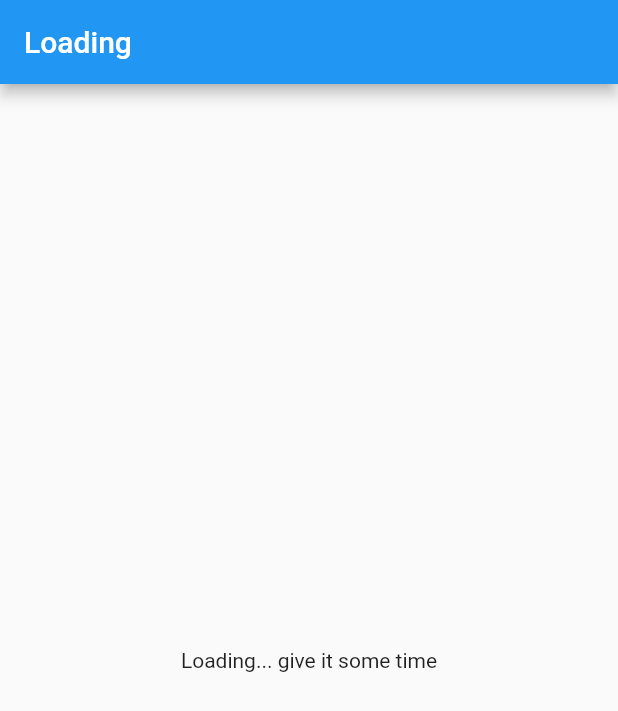
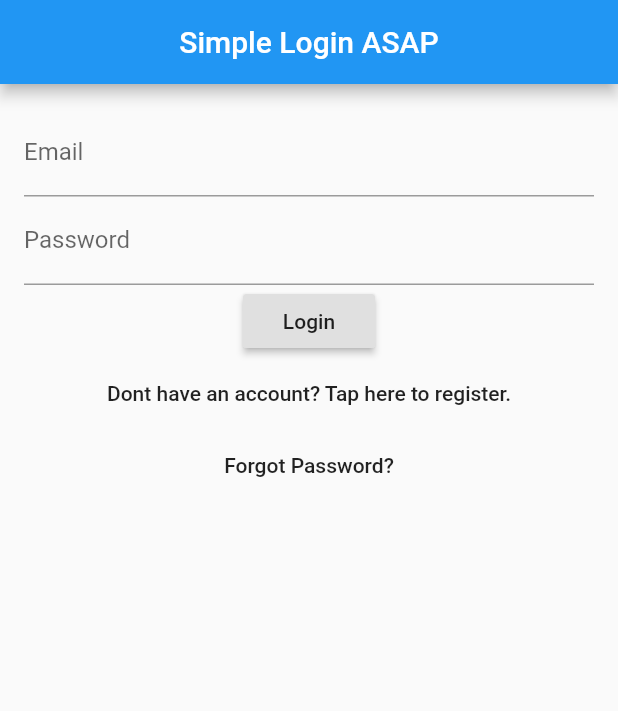
Before and after one commit to Salih69R/musers, a Flutter app: the screen it shows after launch, on a phone screen of 412 x 824 dp. Shown: the top 711 px of the screen. Run offline on Flutter 3.47's test engine with Material 2 defaults, Android fonts, the light colour scheme and no system bars.

Commit message:
basic skeleton login screen (only UI)

```diff
--- a/lib/main.dart
+++ b/lib/main.dart
@@ -1,5 +1,6 @@
 import 'package:flutter/material.dart';
 import 'package:musers/screens/loading_screen.dart';
+import 'package:musers/screens/login_screen.dart';
 import 'screens/register_screen.dart';
 
 void main() {
@@ -28,9 +29,8 @@ class MyHomePage extends StatefulWidget {
 }
 
 class _MyHomePageState extends State<MyHomePage> {
-
   @override
   Widget build(BuildContext context) {
-    return LoadingScreen();
+    return LoginScreen();
   }
 }
--- a/lib/screens/login_screen.dart
+++ b/lib/screens/login_screen.dart
@@ -1,3 +1,174 @@
+import 'package:flutter/material.dart';
+
+void main() => runApp(new MyApp());
+
+class MyApp extends StatelessWidget {
+  @override
+  Widget build(BuildContext context) {
+    return new MaterialApp(
+      title: 'Login Demo Asap',
+      theme: new ThemeData(primarySwatch: Colors.red),
+      home: new LoginScreen(),
+    );
+  }
+}
+
+class LoginScreen extends StatefulWidget {
+  @override
+  State<StatefulWidget> createState() => new _LoginScreenState();
+}
+
+// Used for controlling whether the user is loggin or creating an account
+enum FormType { login, register }
+
+class _LoginScreenState extends State<LoginScreen> {
+  final TextEditingController _emailFilter = new TextEditingController();
+  final TextEditingController _passwordFilter = new TextEditingController();
+  String _email = "";
+  String _password = "";
+  FormType _form = FormType
+      .login; // our default setting is to login, and we should switch to creating an account when the user chooses to
+
+  _LoginScreenState() {
+    _emailFilter.addListener(_emailListen);
+    _passwordFilter.addListener(_passwordListen);
+  }
+
+  void _emailListen() {
+    if (_emailFilter.text.isEmpty) {
+      _email = "";
+    } else {
+      _email = _emailFilter.text;
+    }
+  }
+
+  void _passwordListen() {
+    if (_passwordFilter.text.isEmpty) {
+      _password = "";
+    } else {
+      _password = _passwordFilter.text;
+    }
+  }
+
+  // Swap in between our two forms, registering and logging in
+  void _formChange() async {
+    setState(() {
+      if (_form == FormType.register) {
+        _form = FormType.login;
+      } else {
+        _form = FormType.register;
+      }
+    });
+  }
+
+  @override
+  Widget build(BuildContext context) {
+    return new Scaffold(
+      appBar: _buildBar(context),
+      body: new Container(
+        padding: EdgeInsets.all(16.0),
+        child: new Column(
+          children: <Widget>[
+            _buildTextFields(),
+            _buildButtons(),
+          ],
+        ),
+      ),
+    );
+  }
+
+  AppBar _buildBar(BuildContext context) {
+    return new AppBar(
+      title: new Text("Simple Login ASAP"),
+      centerTitle: true,
+    );
+  }
+
+  Widget _buildTextFields() {
+    return new Container(
+      child: new Column(
+        children: <Widget>[
+          new Container(
+            child: new TextField(
+              controller: _emailFilter,
+              decoration: new InputDecoration(labelText: 'Email'),
+            ),
+          ),
+          new Container(
+            child: new TextField(
+              controller: _passwordFilter,
+              decoration: new InputDecoration(labelText: 'Password'),
+              obscureText: true,
+            ),
+          )
+        ],
+      ),
+    );
+  }
+
+  Widget _buildButtons() {
+    if (_form == FormType.login) {
+      return new Container(
+        child: new Column(
+          children: <Widget>[
+            new RaisedButton(
+              child: new Text('Login'),
+              onPressed: _loginPressed,
+            ),
+            new FlatButton(
+              child: new Text('Dont have an account? Tap here to register.'),
+              onPressed: _formChange,
+            ),
+            new FlatButton(
+              child: new Text('Forgot Password?'),
+              onPressed: _passwordReset,
+            )
+          ],
+        ),
+      );
+    } else {
+      return new Container(
+        child: new Column(
+          children: <Widget>[
+            new RaisedButton(
+              child: new Text('Create an Account'),
+              onPressed: _createAccountPressed,
+            ),
+            new FlatButton(
+              child: new Text('Have an account? Click here to login.'),
+              onPressed: _formChange,
+            )
+          ],
+        ),
+      );
+    }
+  }
+
+  // These functions can self contain any user auth logic required, they all have access to _email and _password
+
+  void _loginPressed() {
+    print('The user wants to login with $_email and $_password');
+  }
+
+  void _createAccountPressed() {
+    print('The user wants to create an accoutn with $_email and $_password');
+  }
+
+  void _passwordReset() {
+    print("The user wants a password reset request sent to $_email");
+  }
+}
+
+
+
+
+
+
+
+
+
+
+
 // import 'package:flutter/material.dart';
 
 // void main() {
```
